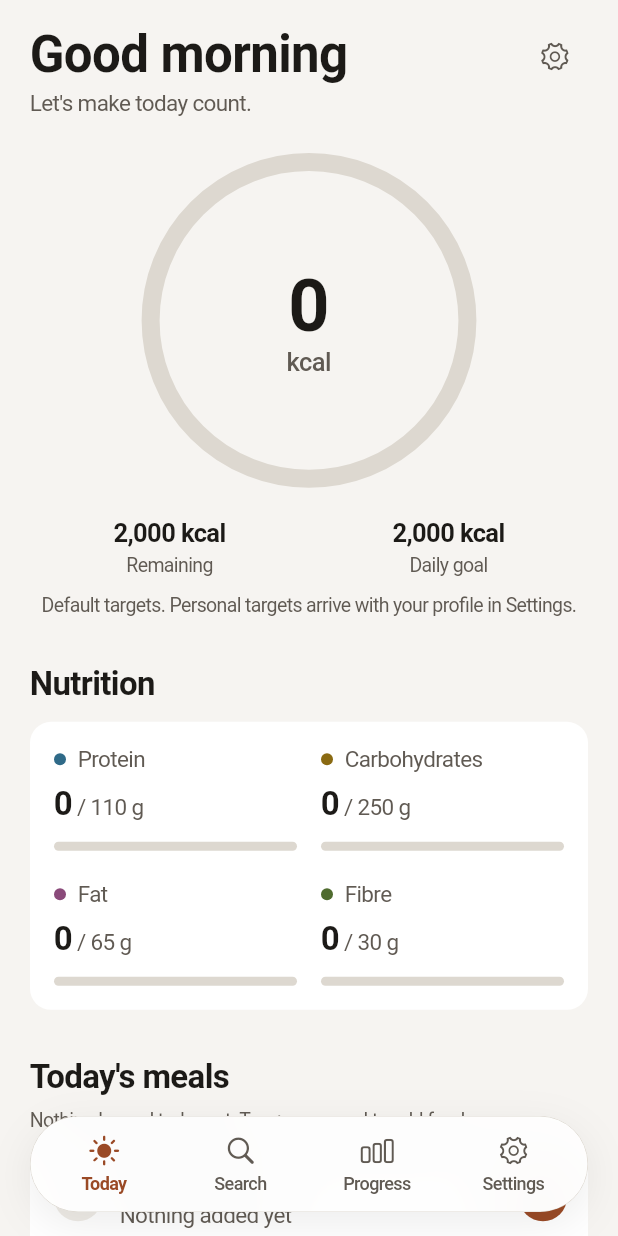
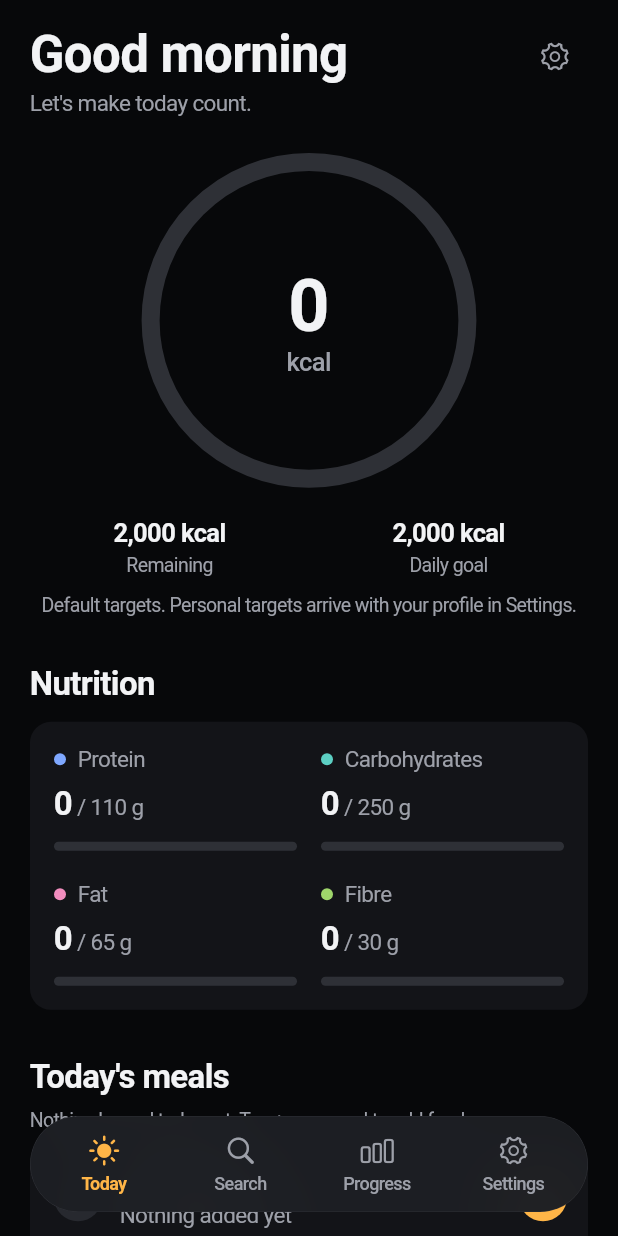
Before and after one commit to Rohithstrike/Food-Tracker, a Flutter app: the screen it shows after launch, on a phone screen of 412 x 824 dp. Run offline on Flutter 3.47's test engine with Material 3 defaults, Android fonts, the phone set to English and light mode, and no system bars.

Commit message:
Add dark-only design tokens, theme and motion foundation

```diff
--- a/lib/core/design_system/app_colors.dart
+++ b/lib/core/design_system/app_colors.dart
@@ -2,163 +2,185 @@ import 'package:flutter/cupertino.dart';
 
 /// Indian Food Tracker colour tokens.
 ///
-/// Direction: "Warm paper, quiet ink, one spice".
+/// Direction: "Ink & Saffron". A neutral near-black foundation, one warm
+/// accent used sparingly, and a matched family of macro colours.
 ///
-/// Every token is a [CupertinoDynamicColor] with a light and dark value.
-/// Screens must use these tokens — never raw hex colours.
+/// DARK ONLY. Every token is still a [CupertinoDynamicColor], but its light
+/// and dark values are identical, so `resolveFrom(context)` returns the same
+/// colour whatever the system appearance. This keeps every existing call
+/// site working unchanged.
 ///
-/// Resolve a token for the current appearance with:
-///   AppColors.textPrimary.resolveFrom(context)
-/// (Cupertino widgets and the theme resolve them automatically.)
+/// Screens must use these tokens, never raw hex colours.
 ///
-/// Contrast ratios below are WCAG 2.x, calculated for each colour against
-/// [background], [surface] and [surfaceSecondary]. The lowest value is shown.
-/// They are re-checked automatically in test/design_system_test.dart.
+/// Contrast ratios below are WCAG 2.x. "Worst" is the lowest value across
+/// [background], [surface], [surfaceElevated] and [surfaceSecondary] unless
+/// stated otherwise. They are re-checked in test/design_system_test.dart.
 abstract final class AppColors {
   // ---------------------------------------------------------------------------
-  // Surfaces
+  // Surfaces: depth comes from four neutral steps, not shadows or tints.
   // ---------------------------------------------------------------------------
 
-  /// Page background. Warm off-white in light mode; warm near-black in dark.
+  /// App background (canvas). Near-black, OLED-friendly, but not pure black
+  /// so the surfaces above it remain distinguishable.
   static const CupertinoDynamicColor background =
       CupertinoDynamicColor.withBrightness(
-        color: Color(0xFFF6F4F1),
-        darkColor: Color(0xFF0F0E0D),
+        color: Color(0xFF07080A),
+        darkColor: Color(0xFF07080A),
       );
 
-  /// Grouped sections and cards sitting on [background].
+  /// Grouped cards and list rows sitting on [background].
   static const CupertinoDynamicColor surface =
       CupertinoDynamicColor.withBrightness(
-        color: Color(0xFFFFFFFF),
-        darkColor: Color(0xFF1C1B19),
+        color: Color(0xFF131418),
+        darkColor: Color(0xFF131418),
       );
 
-  /// Sheets and floating controls. In dark mode, elevation is shown by a
-  /// lighter surface rather than shadows.
+  /// Sheets, the tab bar, the feedback banner and the search field.
   static const CupertinoDynamicColor surfaceElevated =
       CupertinoDynamicColor.withBrightness(
-        color: Color(0xFFFFFFFF),
-        darkColor: Color(0xFF282624),
+        color: Color(0xFF1D1F24),
+        darkColor: Color(0xFF1D1F24),
       );
 
-  /// Input fields and pressed fills.
-  /// Rule: avoid small coloured text ([success], [carbs]) on this surface
-  /// in light mode — it falls below 4.5:1.
+  /// Unselected chips, stepper buttons and pressed rows.
+  /// Rule: no small status or macro-coloured text on this surface.
   static const CupertinoDynamicColor surfaceSecondary =
       CupertinoDynamicColor.withBrightness(
-        color: Color(0xFFEEEBE6),
-        darkColor: Color(0xFF2A2825),
+        color: Color(0xFF27292F),
+        darkColor: Color(0xFF27292F),
       );
 
-  /// Hairline dividers and progress tracks. Decorative only — never the
-  /// sole carrier of meaning.
+  /// Hairlines inside grouped lists. Decorative only, never the sole
+  /// carrier of meaning.
   static const CupertinoDynamicColor separator =
       CupertinoDynamicColor.withBrightness(
-        color: Color(0xFFDDD8D0),
-        darkColor: Color(0xFF3A3733),
+        color: Color(0xFF2E3036),
+        darkColor: Color(0xFF2E3036),
+      );
+
+  /// Unfilled part of rings and progress bars. Decorative: the filled part
+  /// carries the meaning and meets 3:1 against this track.
+  static const CupertinoDynamicColor track =
+      CupertinoDynamicColor.withBrightness(
+        color: Color(0xFF2A2C32),
+        darkColor: Color(0xFF2A2C32),
+      );
+
+  /// Essential outlines such as focus indicators. Worst: 3.25:1.
+  static const CupertinoDynamicColor strokeStrong =
+      CupertinoDynamicColor.withBrightness(
+        color: Color(0xFF74777F),
+        darkColor: Color(0xFF74777F),
       );
 
   // ---------------------------------------------------------------------------
   // Text
   // ---------------------------------------------------------------------------
 
-  /// Main text. Worst case: 14.60:1 light, 13.05:1 dark.
+  /// Titles, values and body text. Worst: 13.09:1.
   static const CupertinoDynamicColor textPrimary =
       CupertinoDynamicColor.withBrightness(
-        color: Color(0xFF1C1A17),
-        darkColor: Color(0xFFF4F1EC),
+        color: Color(0xFFF2F3F5),
+        darkColor: Color(0xFFF2F3F5),
       );
 
-  /// Supporting labels. Worst case: 5.73:1 light, 5.82:1 dark.
+  /// Labels, units and supporting text. Worst: 5.56:1.
   static const CupertinoDynamicColor textSecondary =
       CupertinoDynamicColor.withBrightness(
-        color: Color(0xFF605A53),
-        darkColor: Color(0xFFA9A29A),
+        color: Color(0xFF9DA0A9),
+        darkColor: Color(0xFF9DA0A9),
       );
 
-  /// Placeholders, hints and disabled text ONLY.
-  /// Below 4.5:1 (worst case 3.11:1 light, 3.32:1 dark), so never use it
-  /// for essential small text.
+  /// Hints, placeholders and empty-state text. Worst: 4.62:1, so it now
+  /// meets the normal-text requirement on every surface.
   static const CupertinoDynamicColor textTertiary =
       CupertinoDynamicColor.withBrightness(
-        color: Color(0xFF8A847C),
-        darkColor: Color(0xFF7D776F),
+        color: Color(0xFF8E919A),
+        darkColor: Color(0xFF8E919A),
+      );
+
+  /// Labels of DISABLED controls only. 2.35:1 to 3.24:1. WCAG does not
+  /// require contrast for disabled controls; never use for other text.
+  static const CupertinoDynamicColor textDisabled =
+      CupertinoDynamicColor.withBrightness(
+        color: Color(0xFF5E616A),
+        darkColor: Color(0xFF5E616A),
       );
 
   // ---------------------------------------------------------------------------
-  // Accent — cinnamon. Used only for actions and selection.
+  // Accent: saffron. Reserved for the calorie ring, the primary Add button
+  // and the selected tab.
   // ---------------------------------------------------------------------------
 
-  /// Buttons, links, selected states. Worst case: 5.22:1 light, 6.37:1 dark.
+  /// Worst: 8.27:1 on surfaces; 7.94:1 against [track].
   static const CupertinoDynamicColor accent =
       CupertinoDynamicColor.withBrightness(
-        color: Color(0xFF9A4A26),
-        darkColor: Color(0xFFE39A6C),
+        color: Color(0xFFFFB547),
+        darkColor: Color(0xFFFFB547),
       );
 
-  /// Text and icons placed ON [accent] (e.g. a filled button label).
-  /// 6.21:1 light, 7.53:1 dark.
+  /// Text and icons placed ON [accent]. 10.75:1.
   static const CupertinoDynamicColor onAccent =
       CupertinoDynamicColor.withBrightness(
-        color: Color(0xFFFFFFFF),
-        darkColor: Color(0xFF1C1A17),
+        color: Color(0xFF101114),
+        darkColor: Color(0xFF101114),
       );
 
   // ---------------------------------------------------------------------------
-  // Status
+  // Status: always paired with a label or icon.
   // ---------------------------------------------------------------------------
 
-  /// Confirmation. Light: 4.78:1 on background, 4.42:1 on surfaceSecondary
-  /// (avoid small text there). Dark worst case: 6.82:1.
+  /// Confirmation. Worst: 7.82:1.
   static const CupertinoDynamicColor success =
       CupertinoDynamicColor.withBrightness(
-        color: Color(0xFF2D7A4C),
-        darkColor: Color(0xFF6CC28E),
+        color: Color(0xFF4CD68A),
+        darkColor: Color(0xFF4CD68A),
       );
 
-  /// Cautions. Worst case: 4.77:1 light, 7.71:1 dark.
+  /// Cautions. Worst: 7.13:1. Close in hue to [accent], so always labelled.
   static const CupertinoDynamicColor warning =
       CupertinoDynamicColor.withBrightness(
-        color: Color(0xFF8F5C00),
-        darkColor: Color(0xFFE3B556),
+        color: Color(0xFFFF9F45),
+        darkColor: Color(0xFFFF9F45),
       );
 
-  /// Errors. Worst case: 5.08:1 light, 5.81:1 dark.
+  /// Errors. Worst: 5.24:1.
   static const CupertinoDynamicColor error =
       CupertinoDynamicColor.withBrightness(
-        color: Color(0xFFB3362B),
-        darkColor: Color(0xFFF2837A),
+        color: Color(0xFFFF6B6B),
+        darkColor: Color(0xFFFF6B6B),
       );
 
   // ---------------------------------------------------------------------------
-  // Nutrition — always shown WITH a text label; colour is never the only cue.
+  // Nutrition: one family with matched brightness. Always shown WITH a text
+  // label; colour is never the only cue.
   // ---------------------------------------------------------------------------
 
-  /// Protein — muted slate teal. Worst case: 4.99:1 light, 6.87:1 dark.
+  /// Protein: blue. Worst: 6.19:1; 5.95:1 against [track].
   static const CupertinoDynamicColor protein =
       CupertinoDynamicColor.withBrightness(
-        color: Color(0xFF2F6A88),
-        darkColor: Color(0xFF86B8D4),
+        color: Color(0xFF7FA8FF),
+        darkColor: Color(0xFF7FA8FF),
       );
 
-  /// Carbohydrates — turmeric ochre. Light: 4.61:1 on background,
-  /// 4.25:1 on surfaceSecondary (avoid small text there). Dark: 7.84:1.
+  /// Carbohydrates: teal (not yellow, so it never competes with saffron).
+  /// Worst: 7.73:1; 7.42:1 against [track].
   static const CupertinoDynamicColor carbs =
       CupertinoDynamicColor.withBrightness(
-        color: Color(0xFF8A6A12),
-        darkColor: Color(0xFFDDB963),
+        color: Color(0xFF5CCFC3),
+        darkColor: Color(0xFF5CCFC3),
       );
 
-  /// Fat — soft plum. Worst case: 5.29:1 light, 6.63:1 dark.
+  /// Fat: pink. Worst: 6.46:1; 6.20:1 against [track].
   static const CupertinoDynamicColor fat = CupertinoDynamicColor.withBrightness(
-    color: Color(0xFF8A4A7A),
-    darkColor: Color(0xFFCFA0C4),
+    color: Color(0xFFF28DBE),
+    darkColor: Color(0xFFF28DBE),
   );
 
-  /// Fibre — muted moss. Worst case: 5.08:1 light, 7.66:1 dark.
+  /// Fibre: green. Worst: 8.52:1; 8.18:1 against [track].
   static const CupertinoDynamicColor fibre =
       CupertinoDynamicColor.withBrightness(
-        color: Color(0xFF4F6B2E),
-        darkColor: Color(0xFFA9C48A),
+        color: Color(0xFF9FD66B),
+        darkColor: Color(0xFF9FD66B),
       );
 }
--- a/lib/main.dart
+++ b/lib/main.dart
@@ -8,7 +8,7 @@ void main() {
 }
 
 /// Root of the application.
-/// The theme follows the system light/dark appearance.
+/// The theme is always dark, whatever the system appearance.
 class IndianFoodTrackerApp extends StatelessWidget {
   const IndianFoodTrackerApp({super.key});
 
```
Also changed, not shown: lib/core/design_system/app_motion.dart (added, +31 -0 lines), lib/core/design_system/app_theme.dart (+4 -3 lines), 1 other file.
